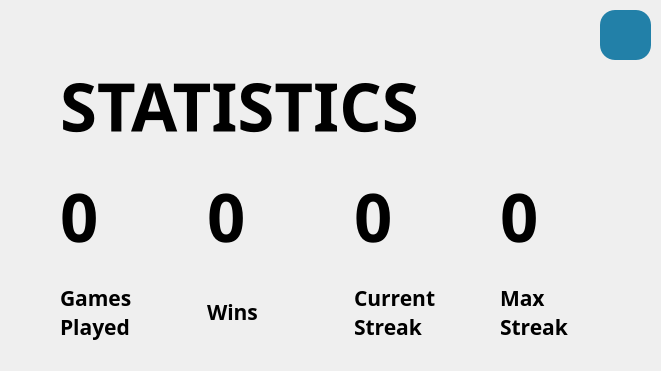
Old version of the form statistics.ui in the repository aku47z/guess-o-word.
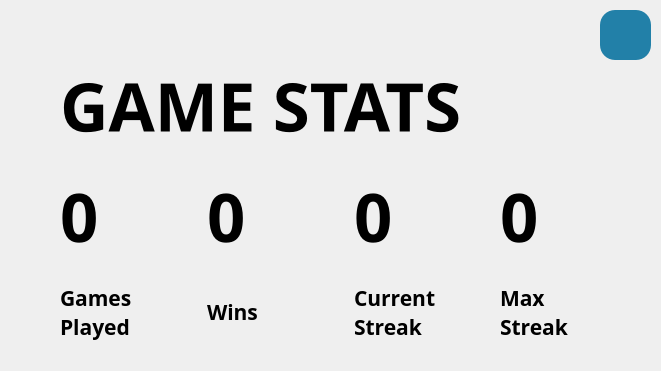
New version of the form. Icons and pictures are not drawn.

Commit message: Difficulty bugs fixed + game over msg & keyboard color change added

Diff of the .ui file:
```diff
--- a/statistics.ui
+++ b/statistics.ui
@@ -94,7 +94,7 @@
     <string notr="true">font: 700 50pt &quot;Yu Gothic&quot;;</string>
    </property>
    <property name="text">
-    <string>STATISTICS</string>
+    <string>GAME STATS</string>
    </property>
   </widget>
   <widget class="QWidget" name="layoutWidget">
```
Left out of the diff: 2 changed lines with no effect on the pictures. The commit also changes 13 other files.
